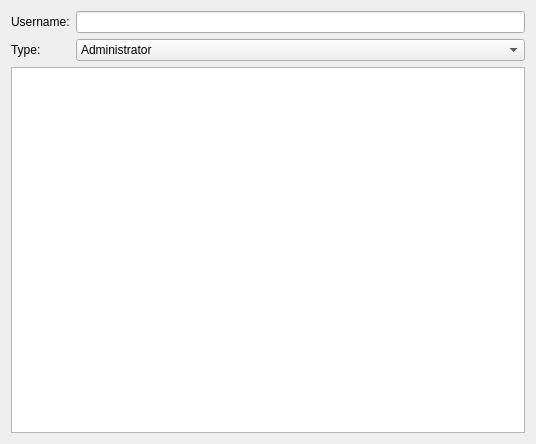
Before: the Qt Designer form src/Widgets/UserWidget.ui in popov-aa/QtBoostDIExample, drawn with Qt 5.
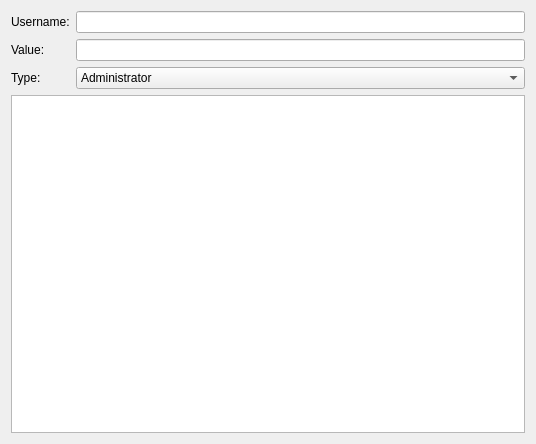
After: the same form once the commit is applied.

```diff
--- a/src/Widgets/UserWidget.ui
+++ b/src/Widgets/UserWidget.ui
@@ -14,38 +14,7 @@
    <string>Form</string>
   </property>
   <layout class="QGridLayout" name="gridLayout">
-   <item row="0" column="0">
-    <widget class="QLabel" name="label">
-     <property name="text">
-      <string>Username:</string>
-     </property>
-    </widget>
-   </item>
-   <item row="0" column="1">
-    <widget class="QLineEdit" name="lineEditUsername"/>
-   </item>
-   <item row="1" column="0">
-    <widget class="QLabel" name="label_2">
-     <property name="text">
-      <string>Type:</string>
-     </property>
-    </widget>
-   </item>
-   <item row="1" column="1">
-    <widget class="QComboBox" name="comboBoxType">
-     <item>
-      <property name="text">
-       <string>Administrator</string>
-      </property>
-     </item>
-     <item>
-      <property name="text">
-       <string>Employee</string>
-      </property>
-     </item>
-    </widget>
-   </item>
-   <item row="2" column="0" colspan="2">
+   <item row="3" column="0" colspan="2">
     <widget class="QTableView" name="tableView">
      <property name="selectionMode">
       <enum>QAbstractItemView::SingleSelection</enum>
@@ -58,6 +27,47 @@
      </attribute>
     </widget>
    </item>
+   <item row="2" column="1">
+    <widget class="QComboBox" name="comboBoxType">
+     <item>
+      <property name="text">
+       <string>Administrator</string>
+      </property>
+     </item>
+     <item>
+      <property name="text">
+       <string>Employee</string>
+      </property>
+     </item>
+    </widget>
+   </item>
+   <item row="0" column="1">
+    <widget class="QLineEdit" name="lineEditUsername"/>
+   </item>
+   <item row="0" column="0">
+    <widget class="QLabel" name="label">
+     <property name="text">
+      <string>Username:</string>
+     </property>
+    </widget>
+   </item>
+   <item row="2" column="0">
+    <widget class="QLabel" name="label_2">
+     <property name="text">
+      <string>Type:</string>
+     </property>
+    </widget>
+   </item>
+   <item row="1" column="0">
+    <widget class="QLabel" name="label_3">
+     <property name="text">
+      <string>Value:</string>
+     </property>
+    </widget>
+   </item>
+   <item row="1" column="1">
+    <widget class="QLineEdit" name="lineEditValue"/>
+   </item>
   </layout>
  </widget>
  <resources/>
```
